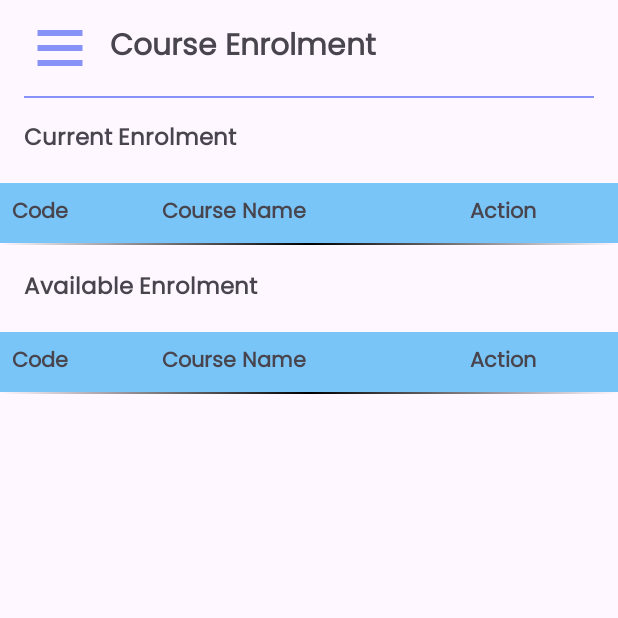
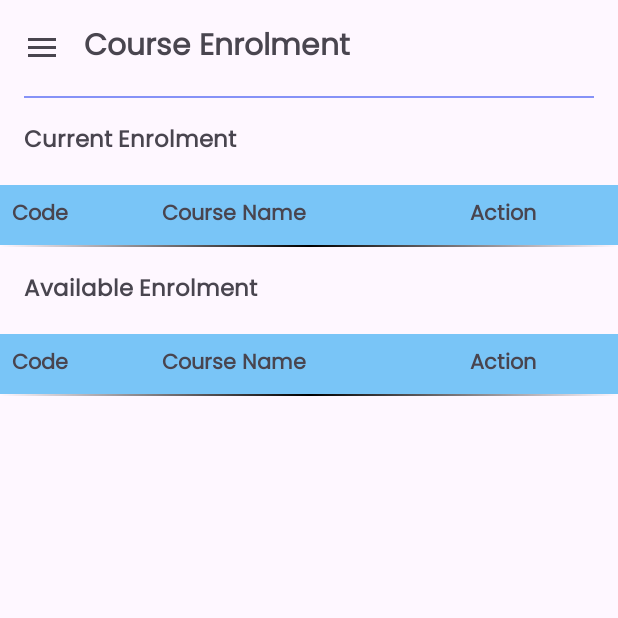
Before and after one commit to ChngWeiKean/Attendance-Management-System, an Android app: the StudentClassEnrolmentActivity screen opened directly, with no data from a screen before it, on a phone screen of 412 x 824 dp, the top half of it. Run offline under Robolectric (Android 15) with nearby library versions, the phone set to English and light mode, and no system bars; our stand-ins replace Firebase (no records; nobody signed in at launch, a user with empty details on screens opened directly).

Commit message:
Refactor sidebar, updated xml for course enrolment

```diff
--- a/app/src/main/AndroidManifest.xml
+++ b/app/src/main/AndroidManifest.xml
@@ -26,8 +26,10 @@
             android:name=".StudentDashboardActivity"
             android:theme="@style/Theme.AttendanceManagementSystem">
         </activity>
-
-        <activity android:name=".StudentClassEnrolmentActivity"></activity>
+        <activity
+            android:name=".StudentClassEnrolmentActivity"
+            android:theme="@style/Theme.AttendanceManagementSystem">
+        </activity>
     </application>
 
 </manifest>
--- a/app/src/main/java/com/example/attendancemanagementsystem/StudentClassEnrolmentActivity.java
+++ b/app/src/main/java/com/example/attendancemanagementsystem/StudentClassEnrolmentActivity.java
@@ -1,9 +1,13 @@
 package com.example.attendancemanagementsystem;
 
 import androidx.annotation.NonNull;
+import androidx.appcompat.app.ActionBarDrawerToggle;
 import androidx.appcompat.app.AppCompatActivity;
+import androidx.appcompat.widget.Toolbar;
 import androidx.core.content.ContextCompat;
 import androidx.core.content.res.ResourcesCompat;
+import androidx.core.view.GravityCompat;
+import androidx.drawerlayout.widget.DrawerLayout;
 
 import com.google.firebase.database.DataSnapshot;
 import com.google.firebase.database.DatabaseError;
@@ -15,6 +19,7 @@ import android.os.Bundle;
 import android.text.TextUtils;
 import android.util.Log;
 import android.view.Gravity;
+import android.view.MenuItem;
 import android.view.View;
 import android.view.ViewGroup;
 import android.widget.Button;
@@ -30,6 +35,8 @@ import java.util.List;
 
 public class StudentClassEnrolmentActivity extends AppCompatActivity {
 
+    public DrawerLayout drawerLayout;
+    public ActionBarDrawerToggle actionBarDrawerToggle;
     private SharedPreferences sharedPreferences;
     private DatabaseReference studentEnrollmentsRef;
     private DatabaseReference userRef;
@@ -38,6 +45,15 @@ public class StudentClassEnrolmentActivity extends AppCompatActivity {
     protected void onCreate(Bundle savedInstanceState) {
         super.onCreate(savedInstanceState);
         setContentView(R.layout.student_course_enrolment);
+
+        Toolbar toolbar = findViewById(R.id.toolbar);
+        setSupportActionBar(findViewById(R.id.toolbar));
+
+        drawerLayout = findViewById(R.id.nav);
+        ActionBarDrawerToggle toggle = new ActionBarDrawerToggle(
+                this, drawerLayout, toolbar, R.string.nav_open, R.string.nav_close);
+        drawerLayout.addDrawerListener(toggle);
+        toggle.syncState();
 
         sharedPreferences = getSharedPreferences("MyPrefs", MODE_PRIVATE);
         String userId = sharedPreferences.getString("userId", "");
@@ -233,7 +249,7 @@ public class StudentClassEnrolmentActivity extends AppCompatActivity {
         TableRow.LayoutParams layoutParams = new TableRow.LayoutParams(0, ViewGroup.LayoutParams.WRAP_CONTENT, weight);
         textView.setLayoutParams(layoutParams);
         textView.setTypeface(ResourcesCompat.getFont(this, R.font.font_family));
-        textView.setPadding(8, 8, 8, 8);
+        textView.setPadding(20, 8, 8, 8);
         return textView;
     }
 
@@ -246,4 +262,22 @@ public class StudentClassEnrolmentActivity extends AppCompatActivity {
         button.setPadding(8, 8, 8, 8);
         return button;
     }
+
+    @Override
+    public void onBackPressed() {
+        if (drawerLayout.isDrawerOpen(GravityCompat.START)) {
+            drawerLayout.closeDrawer(GravityCompat.START);
+        } else {
+            super.onBackPressed();
+        }
+    }
+
+    @Override
+    public boolean onOptionsItemSelected(@NonNull MenuItem item) {
+        // Pass the event to the ActionBarDrawerToggle
+        if (actionBarDrawerToggle.onOptionsItemSelected(item)) {
+            return true;
+        }
+        return super.onOptionsItemSelected(item);
+    }
 }
--- /dev/null
+++ b/app/src/main/res/drawable/edit_account_icon.xml
@@ -0,0 +1,7 @@
+<vector android:height="24dp" android:tint="#8692F7"
+    android:viewportHeight="24" android:viewportWidth="24"
+    android:width="24dp" xmlns:android="http://schemas.android.com/apk/res/android">
+    <path android:fillColor="@android:color/white" android:pathData="M10,8m-4,0a4,4 0,1 1,8 0a4,4 0,1 1,-8 0"/>
+    <path android:fillColor="@android:color/white" android:pathData="M10.67,13.02C10.45,13.01 10.23,13 10,13c-2.42,0 -4.68,0.67 -6.61,1.82C2.51,15.34 2,16.32 2,17.35V20h9.26C10.47,18.87 10,17.49 10,16C10,14.93 10.25,13.93 10.67,13.02z"/>
+    <path android:fillColor="@android:color/white" android:pathData="M20.75,16c0,-0.22 -0.03,-0.42 -0.06,-0.63l1.14,-1.01l-1,-1.73l-1.45,0.49c-0.32,-0.27 -0.68,-0.48 -1.08,-0.63L18,11h-2l-0.3,1.49c-0.4,0.15 -0.76,0.36 -1.08,0.63l-1.45,-0.49l-1,1.73l1.14,1.01c-0.03,0.21 -0.06,0.41 -0.06,0.63s0.03,0.42 0.06,0.63l-1.14,1.01l1,1.73l1.45,-0.49c0.32,0.27 0.68,0.48 1.08,0.63L16,21h2l0.3,-1.49c0.4,-0.15 0.76,-0.36 1.08,-0.63l1.45,0.49l1,-1.73l-1.14,-1.01C20.72,16.42 20.75,16.22 20.75,16zM17,18c-1.1,0 -2,-0.9 -2,-2s0.9,-2 2,-2s2,0.9 2,2S18.1,18 17,18z"/>
+</vector>
--- /dev/null
+++ b/app/src/main/res/drawable/logout_icon.xml
@@ -0,0 +1,5 @@
+<vector android:autoMirrored="true" android:height="24dp"
+    android:tint="#8692F7" android:viewportHeight="24"
+    android:viewportWidth="24" android:width="24dp" xmlns:android="http://schemas.android.com/apk/res/android">
+    <path android:fillColor="@android:color/white" android:pathData="M17,7l-1.41,1.41L18.17,11H8v2h10.17l-2.58,2.58L17,17l5,-5zM4,5h8V3H4c-1.1,0 -2,0.9 -2,2v14c0,1.1 0.9,2 2,2h8v-2H4V5z"/>
+</vector>
--- a/app/src/main/res/layout/student_course_enrolment.xml
+++ b/app/src/main/res/layout/student_course_enrolment.xml
@@ -1,46 +1,33 @@
 <?xml version="1.0" encoding="utf-8"?>
-<ScrollView
+<androidx.drawerlayout.widget.DrawerLayout
     android:layout_width="match_parent"
-    android:layout_height="wrap_content"
+    android:layout_height="match_parent"
+    android:id="@+id/nav"
     xmlns:android="http://schemas.android.com/apk/res/android"
     xmlns:tools="http://schemas.android.com/tools"
-    xmlns:app="http://schemas.android.com/apk/res-auto">
+    xmlns:app="http://schemas.android.com/apk/res-auto"
+    tools:context=".StudentClassEnrolmentActivity">
 
-    <RelativeLayout
+    <LinearLayout
+        android:id="@+id/home_content"
         android:layout_width="match_parent"
         android:layout_height="match_parent"
-        tools:context=".StudentClassEnrolmentActivity" >
+        android:orientation="vertical">
 
-        <!-- Toolbar with Sidebar Menu Icon and Text -->
-        <androidx.appcompat.widget.Toolbar
+        <com.google.android.material.appbar.MaterialToolbar
             android:id="@+id/toolbar"
             android:layout_width="match_parent"
             android:layout_height="?attr/actionBarSize">
-
-            <!-- Sidebar Menu Icon -->
-            <ImageView
-                android:id="@+id/sidebar_menu_icon"
-                android:layout_width="48dp"
-                android:layout_height="48dp"
-                android:src="@drawable/sidebar_menu_icon"
-                android:contentDescription="Menu"
-                android:layout_gravity="start"
-                android:onClick="openSidebar" />
-
-            <!-- Text -->
             <TextView
-                android:id="@+id/toolbar_title"
                 android:layout_width="wrap_content"
                 android:layout_height="wrap_content"
                 android:text="Course Enrolment"
                 android:fontFamily="@font/font_family"
                 android:textSize="20sp"
                 android:textStyle="bold"
-                android:layout_gravity="start"
-                android:layout_marginStart="25dp" />
+                android:layout_gravity="center_vertical" />
 
-        </androidx.appcompat.widget.Toolbar>
-
+        </com.google.android.material.appbar.MaterialToolbar>
         <View
             android:layout_width="wrap_content"
             android:layout_height="1dp"
@@ -49,12 +36,19 @@
             android:layout_marginEnd="16dp"
             android:background="@color/purple" />
 
+        <ScrollView
+            android:layout_width="match_parent"
+            android:layout_height="wrap_content">
+
+            <RelativeLayout
+                android:layout_width="match_parent"
+                android:layout_height="match_parent">
+
                 <TextView
                     android:id="@+id/current_enrolment_table_title"
                     android:layout_width="match_parent"
                     android:layout_height="wrap_content"
                     android:text="Current Enrolment"
-            android:layout_below="@id/toolbar"
                     android:layout_margin="16dp"
                     android:fontFamily="@font/font_family"
                     android:textSize="15sp"
@@ -168,8 +162,23 @@
                         android:layout_height="1dp"
                         android:layout_below="@id/current_enrolment_table"
                         android:background="@drawable/header_line_style" />
-
                 </TableLayout>
-
             </RelativeLayout>
         </ScrollView>
+    </LinearLayout>
+
+    <com.google.android.material.navigation.NavigationView
+        android:id="@+id/navigation_view"
+        android:layout_width="wrap_content"
+        android:layout_height="match_parent"
+        android:layout_gravity="start"
+        android:fitsSystemWindows="true"
+        app:menu="@menu/sidebar"
+        android:maxWidth="250dp"
+        app:itemIconTint="@color/purple"
+        app:itemIconSize="30dp"
+        app:itemIconPadding="30dp"
+        app:itemVerticalPadding="15dp"
+        app:headerLayout="@layout/checkmate_logo_menu"/>
+
+</androidx.drawerlayout.widget.DrawerLayout>
--- a/app/src/main/res/menu/sidebar.xml
+++ b/app/src/main/res/menu/sidebar.xml
@@ -2,11 +2,6 @@
 <menu xmlns:android="http://schemas.android.com/apk/res/android"
     xmlns:tools="http://schemas.android.com/tools"
     xmlns:app="http://schemas.android.com/apk/res-auto">
-    <!-- App Logo -->
-    <item
-        android:id="@+id/menu_logo"
-        android:title=""
-        app:showAsAction="always" />
 
     <item
         android:id="@+id/menu_dashboard"
@@ -23,12 +18,19 @@
         android:title="Events"
         android:icon="@drawable/event_icon" />
 
-    <item
-        android:id="@+id/menu_user_profile"
-        android:title="Profile"
-        app:showAsAction="always"/>
+    <group
+        android:id="@+id/user_profile"
+        android:checkableBehavior="single">
 
-    <item
-        android:id="@+id/menu_logout"
-        android:title="Logout" />
+        <item
+            android:id="@+id/menu_user_profile"
+            android:title="Profile"
+            android:icon="@drawable/edit_account_icon" />
+
+        <item
+            android:id="@+id/menu_logout"
+            android:title="Logout"
+            android:icon="@drawable/logout_icon"/>
+    </group>
+
 </menu>
```
Also changed, not shown: app/src/main/res/layout/checkmate_logo_menu.xml (+3 -4 lines), app/src/main/res/layout/student_dashboard.xml (+7 -1 lines). Lines whose indentation alone changed are shown as unchanged.
